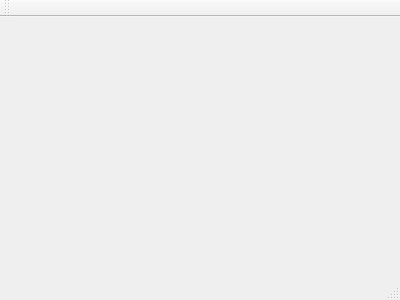
Old version of the form DM Difference schemes/input.ui in the repository Shemplo/CMNS-and-Numerical-Methods.
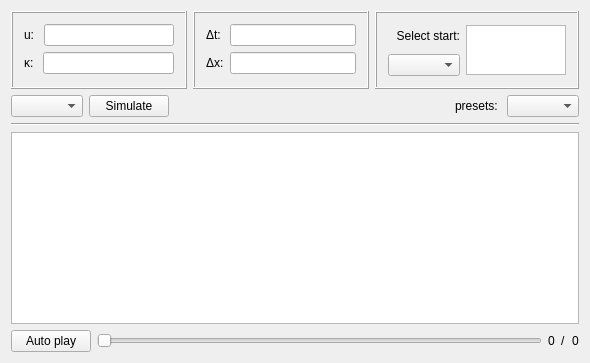
New version of the form.

Diff of the .ui file:
```diff
--- a/DM Difference schemes/input.ui
+++ b/DM Difference schemes/input.ui
@@ -1,24 +1,267 @@
 <ui version="4.0">
  <class>Input</class>
- <widget class="QMainWindow" name="Input" >
-  <property name="geometry" >
+ <widget class="QMainWindow" name="Input">
+  <property name="geometry">
    <rect>
     <x>0</x>
     <y>0</y>
-    <width>400</width>
-    <height>300</height>
+    <width>590</width>
+    <height>363</height>
    </rect>
   </property>
-  <property name="windowTitle" >
+  <property name="sizePolicy">
+   <sizepolicy hsizetype="Preferred" vsizetype="Preferred">
+    <horstretch>0</horstretch>
+    <verstretch>0</verstretch>
+   </sizepolicy>
+  </property>
+  <property name="baseSize">
+   <size>
+    <width>0</width>
+    <height>0</height>
+   </size>
+  </property>
+  <property name="windowTitle">
    <string>Input</string>
   </property>
-  <widget class="QMenuBar" name="menuBar" />
-  <widget class="QToolBar" name="mainToolBar" />
-  <widget class="QWidget" name="centralWidget" />
-  <widget class="QStatusBar" name="statusBar" />
+  <widget class="QWidget" name="centralWidget">
+   <layout class="QVBoxLayout" name="verticalLayout_5">
+    <item>
+     <layout class="QVBoxLayout" name="verticalLayout_4">
+      <item>
+       <layout class="QHBoxLayout" name="horizontalLayout">
+        <item>
+         <widget class="QFrame" name="frame">
+          <property name="frameShape">
+           <enum>QFrame::Box</enum>
+          </property>
+          <property name="frameShadow">
+           <enum>QFrame::Raised</enum>
+          </property>
+          <layout class="QVBoxLayout" name="verticalLayout_2">
+           <item>
+            <layout class="QHBoxLayout" name="horizontalLayout_2">
+             <item>
+              <widget class="QLabel" name="label">
+               <property name="text">
+                <string>u: </string>
+               </property>
+              </widget>
+             </item>
+             <item>
+              <widget class="QLineEdit" name="param_u"/>
+             </item>
+            </layout>
+           </item>
+           <item>
+            <layout class="QHBoxLayout" name="horizontalLayout_3">
+             <item>
+              <widget class="QLabel" name="label_2">
+               <property name="text">
+                <string>κ: </string>
+               </property>
+              </widget>
+             </item>
+             <item>
+              <widget class="QLineEdit" name="param_k"/>
+             </item>
+            </layout>
+           </item>
+          </layout>
+         </widget>
+        </item>
+        <item>
+         <widget class="QFrame" name="frame_2">
+          <property name="frameShape">
+           <enum>QFrame::Box</enum>
+          </property>
+          <property name="frameShadow">
+           <enum>QFrame::Raised</enum>
+          </property>
+          <property name="midLineWidth">
+           <number>0</number>
+          </property>
+          <layout class="QVBoxLayout" name="verticalLayout_3">
+           <item>
+            <layout class="QHBoxLayout" name="horizontalLayout_4">
+             <item>
+              <widget class="QLabel" name="label_3">
+               <property name="text">
+                <string>Δt: </string>
+               </property>
+              </widget>
+             </item>
+             <item>
+              <widget class="QLineEdit" name="param_dt"/>
+             </item>
+            </layout>
+           </item>
+           <item>
+            <layout class="QHBoxLayout" name="horizontalLayout_5">
+             <item>
+              <widget class="QLabel" name="label_4">
+               <property name="text">
+                <string>Δx:</string>
+               </property>
+              </widget>
+             </item>
+             <item>
+              <widget class="QLineEdit" name="para_dx"/>
+             </item>
+            </layout>
+           </item>
+          </layout>
+         </widget>
+        </item>
+        <item>
+         <widget class="QFrame" name="frame_3">
+          <property name="frameShape">
+           <enum>QFrame::Box</enum>
+          </property>
+          <property name="frameShadow">
+           <enum>QFrame::Raised</enum>
+          </property>
+          <layout class="QHBoxLayout" name="horizontalLayout_6">
+           <item>
+            <layout class="QVBoxLayout" name="verticalLayout">
+             <item>
+              <widget class="QLabel" name="label_5">
+               <property name="text">
+                <string>Select start:</string>
+               </property>
+               <property name="alignment">
+                <set>Qt::AlignRight|Qt::AlignTrailing|Qt::AlignVCenter</set>
+               </property>
+              </widget>
+             </item>
+             <item>
+              <widget class="QComboBox" name="start_distribution"/>
+             </item>
+            </layout>
+           </item>
+           <item>
+            <widget class="QGraphicsView" name="graphicsView">
+             <property name="maximumSize">
+              <size>
+               <width>100</width>
+               <height>50</height>
+              </size>
+             </property>
+            </widget>
+           </item>
+          </layout>
+         </widget>
+        </item>
+       </layout>
+      </item>
+      <item>
+       <layout class="QHBoxLayout" name="horizontalLayout_8">
+        <property name="sizeConstraint">
+         <enum>QLayout::SetDefaultConstraint</enum>
+        </property>
+        <item>
+         <widget class="QComboBox" name="scheme_selector"/>
+        </item>
+        <item>
+         <widget class="QPushButton" name="simulate">
+          <property name="sizePolicy">
+           <sizepolicy hsizetype="Fixed" vsizetype="Fixed">
+            <horstretch>0</horstretch>
+            <verstretch>0</verstretch>
+           </sizepolicy>
+          </property>
+          <property name="text">
+           <string>Simulate</string>
+          </property>
+         </widget>
+        </item>
+        <item>
+         <spacer name="horizontalSpacer">
+          <property name="orientation">
+           <enum>Qt::Horizontal</enum>
+          </property>
+          <property name="sizeHint" stdset="0">
+           <size>
+            <width>40</width>
+            <height>20</height>
+           </size>
+          </property>
+         </spacer>
+        </item>
+        <item>
+         <widget class="QLabel" name="label_9">
+          <property name="text">
+           <string>presets: </string>
+          </property>
+         </widget>
+        </item>
+        <item>
+         <widget class="QComboBox" name="preset_selector"/>
+        </item>
+       </layout>
+      </item>
+     </layout>
+    </item>
+    <item>
+     <widget class="Line" name="line">
+      <property name="orientation">
+       <enum>Qt::Horizontal</enum>
+      </property>
+     </widget>
+    </item>
+    <item>
+     <widget class="QGraphicsView" name="frame_distribution">
+      <property name="maximumSize">
+       <size>
+        <width>16777215</width>
+        <height>200</height>
+       </size>
+      </property>
+     </widget>
+    </item>
+    <item>
+     <layout class="QHBoxLayout" name="horizontalLayout_7">
+      <item>
+       <widget class="QPushButton" name="auto_play">
+        <property name="text">
+         <string>Auto play</string>
+        </property>
+       </widget>
+      </item>
+      <item>
+       <widget class="QSlider" name="timeline">
+        <property name="orientation">
+         <enum>Qt::Horizontal</enum>
+        </property>
+       </widget>
+      </item>
+      <item>
+       <widget class="QLabel" name="frame_number">
+        <property name="text">
+         <string>0</string>
+        </property>
+       </widget>
+      </item>
+      <item>
+       <widget class="QLabel" name="label_7">
+        <property name="text">
+         <string>/</string>
+        </property>
+       </widget>
+      </item>
+      <item>
+       <widget class="QLabel" name="total_frames">
+        <property name="text">
+         <string>0</string>
+        </property>
+       </widget>
+      </item>
+     </layout>
+    </item>
+   </layout>
+  </widget>
  </widget>
- <layoutDefault spacing="6" margin="11" />
- <pixmapfunction></pixmapfunction>
+ <layoutdefault spacing="6" margin="11"/>
  <resources/>
  <connections/>
 </ui>
```
Left out of the diff: 1 changed line with no effect on the pictures.
